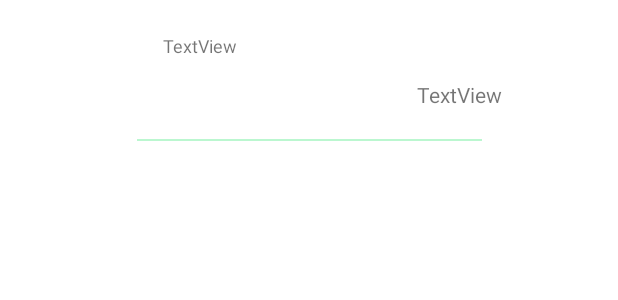
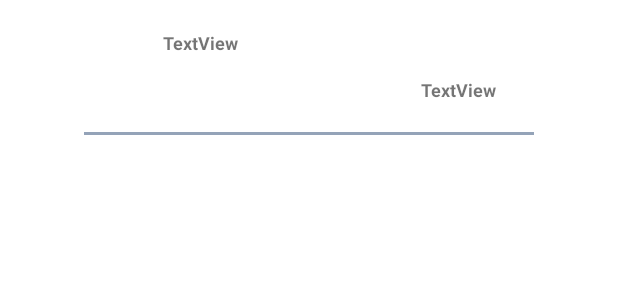
Before and after one commit to sudo-slingshot/AndroidERestaurantLECLECH, an Android app: the layout cell_meal.xml on its own in the app's theme, with its tools: preview values and no code run, on a phone screen of 412 x 824 dp. Shown: the top 300 px of the screen. Run offline under Robolectric (Android 15) with nearby library versions, the phone set to English and light mode, and no system bars; network calls fail.

Commit message:
Front design update
Front design update

```diff
--- a/app/src/main/java/fr/isen/leclech/androiderestaurant/BaseActivity.kt
+++ b/app/src/main/java/fr/isen/leclech/androiderestaurant/BaseActivity.kt
@@ -7,11 +7,14 @@ import android.view.Menu
 import android.widget.TextView
 import androidx.appcompat.app.AppCompatActivity
 import androidx.core.view.isVisible
+import com.google.android.material.snackbar.Snackbar
 import fr.isen.leclech.androiderestaurant.Basket.Basket
 import fr.isen.leclech.androiderestaurant.Basket.BasketActivity
+import fr.isen.leclech.androiderestaurant.databinding.ActivityHomeBinding
 
 open class BaseActivity: AppCompatActivity() {
     override fun onCreateOptionsMenu(menu: Menu?): Boolean {
+
         menuInflater.inflate(R.menu.menu, menu)
         val menuView= menu?.findItem(R.id.basket)?.actionView
         val countText=menuView?.findViewById(R.id.itemCount) as? TextView
@@ -24,6 +27,8 @@ open class BaseActivity: AppCompatActivity() {
             if (count > 0) {
                 val intent = Intent(this, BasketActivity::class.java)
                 startActivity(intent)
+            }else{
+                Snackbar.make(menuView, R.string.emptycart, Snackbar.LENGTH_LONG).show()
             }
         }
 
--- a/app/src/main/res/layout/activity_details.xml
+++ b/app/src/main/res/layout/activity_details.xml
@@ -40,7 +40,8 @@
         android:id="@+id/buttonShop"
         android:layout_width="wrap_content"
         android:layout_height="wrap_content"
-        android:text="Button"
+        android:text="@string/shopnow"
+        android:textColor="@color/white"
         app:layout_constraintBottom_toBottomOf="parent"
         app:layout_constraintEnd_toEndOf="parent"
         app:layout_constraintStart_toStartOf="parent"
--- a/app/src/main/res/layout/activity_home.xml
+++ b/app/src/main/res/layout/activity_home.xml
@@ -51,7 +51,7 @@
         <TextView
             android:layout_width="wrap_content"
             android:layout_height="wrap_content"
-            android:text="get your order\nunder 3 days"
+            android:text="get your order\nunder 1 hour"
             android:layout_marginLeft="20dp"
             android:layout_marginTop="-3dp"
             android:textSize="20dp"/>
@@ -68,6 +68,7 @@
             <HorizontalScrollView
                 android:layout_width="match_parent"
                 android:layout_height="wrap_content">
+
 
                 <LinearLayout
                     android:layout_width="wrap_content"
@@ -200,6 +201,7 @@
                     android:layout_width="match_parent"
                     android:layout_height="wrap_content"
                     android:text="@string/cart_title"
+                    android:textColor="@color/slate_400"
                     android:textSize="25sp"
                     android:textStyle="bold"
                     android:letterSpacing="0.04"
@@ -253,6 +255,7 @@
                 <TextView
                     android:layout_width="match_parent"
                     android:layout_height="wrap_content"
+                    android:textColor="@color/slate_400"
                     android:text="@string/profile_title"
                     android:textSize="25sp"
                     android:textStyle="bold"
--- a/app/src/main/res/layout/cell_meal.xml
+++ b/app/src/main/res/layout/cell_meal.xml
@@ -28,7 +28,8 @@
         android:layout_marginStart="40dp"
         android:layout_marginEnd="35dp"
         android:text="TextView"
-        android:textSize="12sp"
+        android:textSize="12dp"
+        android:textStyle="bold"
         app:layout_constraintBottom_toBottomOf="@+id/mealImage"
         app:layout_constraintEnd_toEndOf="parent"
         app:layout_constraintHorizontal_bias="1.0"
@@ -42,15 +43,17 @@
         android:layout_height="wrap_content"
         android:layout_marginStart="200dp"
         android:text="TextView"
+        android:textSize="12dp"
+        android:textStyle="bold"
         app:layout_constraintEnd_toEndOf="parent"
         app:layout_constraintStart_toStartOf="parent"
         app:layout_constraintTop_toBottomOf="@+id/mealTitle" />
 
     <View
-        android:layout_width="230dp"
-        android:layout_height="1dp"
+        android:layout_width="300dp"
+        android:layout_height="2dp"
         android:layout_marginTop="20dp"
-        android:background="@color/green_200"
+        android:background="@color/slate_400"
         app:layout_constraintEnd_toEndOf="parent"
         app:layout_constraintStart_toStartOf="parent"
         app:layout_constraintTop_toBottomOf="@+id/mealPrice"
--- a/app/src/main/res/values-night/themes.xml
+++ b/app/src/main/res/values-night/themes.xml
@@ -1,10 +1,10 @@
 <resources xmlns:tools="http://schemas.android.com/tools">
     <!-- Base application theme. -->
-    <style name="Theme.AndroidERestaurant" parent="Theme.MaterialComponents.DayNight.DarkActionBar">
+    <style name="Theme.AndroidERestaurant" parent="Theme.MaterialComponents.Light.DarkActionBar">
         <!-- Primary brand color. -->
-        <item name="colorPrimary">@color/green_200</item>
-        <item name="colorPrimaryVariant">@color/green_400</item>
-        <item name="colorOnPrimary">@color/slate_900</item>
+        <item name="colorPrimary">@color/slate_400</item>
+        <item name="colorPrimaryVariant">@color/slate_400</item>
+        <item name="colorOnPrimary">@color/slate_400</item>
         <!-- Secondary brand color. -->
         <item name="colorSecondary">@color/teal_200</item>
         <item name="colorSecondaryVariant">@color/teal_200</item>
--- a/app/src/main/res/values/colors.xml
+++ b/app/src/main/res/values/colors.xml
@@ -242,6 +242,7 @@
     <color name="rose_800">#9f1239</color>
     <color name="rose_900">#881337</color>
     <color name="textColor">#ECE5EC</color>
+    <color name="white">#FFFFFF</color>
 
     <color name="transparent">#00FFFFFF</color>
     <color name="white_transparent">#4DB8DDB8</color>
--- a/app/src/main/res/values/themes.xml
+++ b/app/src/main/res/values/themes.xml
@@ -1,6 +1,6 @@
 <resources xmlns:tools="http://schemas.android.com/tools">
     <!-- Base application theme. -->
-    <style name="Theme.AndroidERestaurant" parent="Theme.MaterialComponents.DayNight.DarkActionBar">
+    <style name="Theme.AndroidERestaurant" parent="Theme.MaterialComponents.Light.NoActionBar">
         <!-- Primary brand color. -->
         <item name="colorPrimary">@color/green_200</item>
         <item name="colorPrimaryVariant">@color/green_400</item>
```
Also changed, not shown: app/src/main/res/values/strings.xml (+5 -3 lines).
